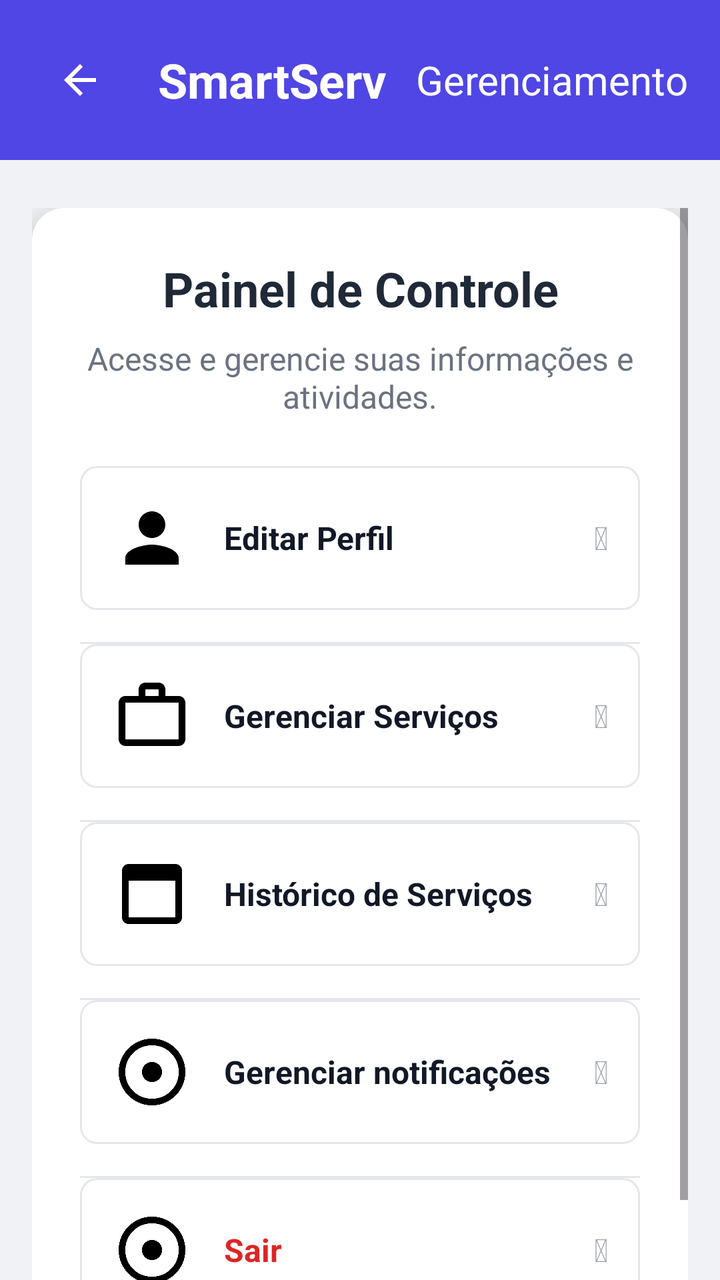
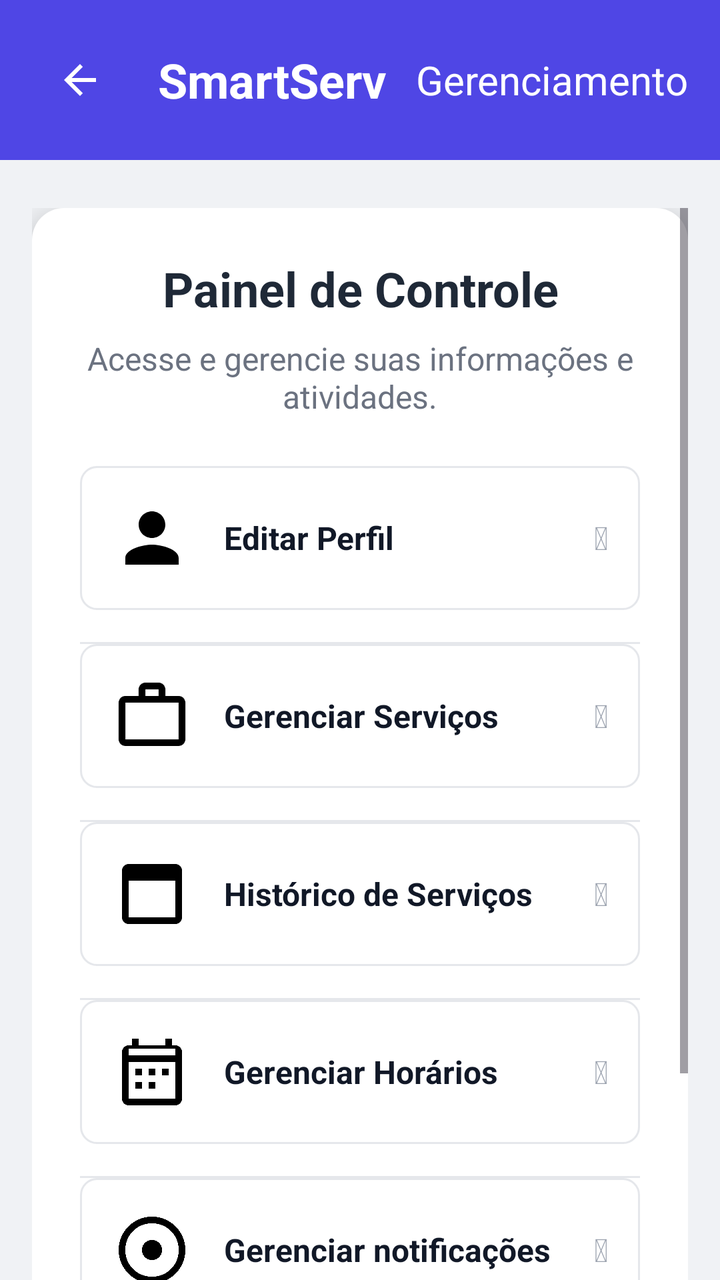

The first picture is an Android layout as it rendered before a commit; the second is the same layout after the commit. The layout source and the unified diff follow.
<!-- AndroidManifest.xml: application theme Theme.SmartApp -->
<!-- res/layout/perfil.xml -->
<?xml version="1.0" encoding="utf-8"?>
<LinearLayout
    xmlns:android="http://schemas.android.com/apk/res/android"
    xmlns:app="http://schemas.android.com/apk/res-auto"
    xmlns:tools="http://schemas.android.com/tools"
    android:layout_width="match_parent"
    android:layout_height="match_parent"
    android:background="#f0f2f5"
    android:orientation="vertical">

    
    <LinearLayout
        android:id="@+id/header"
        android:layout_width="match_parent"
        android:layout_height="wrap_content"
        android:background="#4F46E5"
        android:orientation="horizontal"
        android:gravity="center_vertical"
        android:padding="16dp">

        <ImageButton
            android:id="@+id/btnvoltar"
            android:layout_width="48dp"
            android:layout_height="48dp"
            android:background="?attr/selectableItemBackgroundBorderless"
            android:contentDescription="bntvoltar2"
            android:padding="8dp"
            android:src="@drawable/ic_arrow_back" />

        <TextView
            android:id="@+id/tvSmartServ"
            android:layout_width="0dp"
            android:layout_height="wrap_content"
            android:layout_weight="1"
            android:text="SmartServ"
            android:textColor="@android:color/white"
            android:textSize="24sp"
            android:textStyle="bold"
            android:gravity="center" />

        <TextView
            android:id="@+id/tvTitle"
            android:layout_width="wrap_content"
            android:layout_height="wrap_content"
            android:text="Gerenciamento"
            android:textColor="@android:color/white"
            android:textSize="20sp" />
    </LinearLayout>

    
    <ScrollView
        android:layout_width="match_parent"
        android:layout_height="0dp"
        android:layout_weight="1"
        android:paddingTop="24dp"
        android:paddingHorizontal="16dp">

        <LinearLayout
            android:layout_width="match_parent"
            android:layout_height="wrap_content"
            android:background="@drawable/card_background"
            android:elevation="8dp"
            android:orientation="vertical"
            android:padding="24dp">

            
            <TextView
                android:id="@+id/tvPanelTitle"
                android:layout_width="match_parent"
                android:layout_height="wrap_content"
                android:text="Painel de Controle"
                android:textAlignment="center"
                android:textColor="#1F2937"
                android:textSize="24sp"
                android:textStyle="bold" />

            <TextView
                android:id="@+id/tvPanelSubtitle"
                android:layout_width="match_parent"
                android:layout_height="wrap_content"
                android:layout_marginTop="8dp"
                android:text="Acesse e gerencie suas informações e atividades."
                android:textAlignment="center"
                android:textColor="#6B7280"
                android:textSize="16sp" />

            <LinearLayout
                android:id="@+id/optionsContainer"
                android:layout_width="match_parent"
                android:layout_height="wrap_content"
                android:layout_marginTop="24dp"
                android:orientation="vertical"
                android:divider="@drawable/divider"
                android:showDividers="middle">

                
                <LinearLayout
                    android:id="@+id/btn_Editar_perfil"
                    android:layout_width="match_parent"
                    android:layout_height="wrap_content"
                    android:layout_marginBottom="16dp"
                    android:background="@drawable/option_selector"
                    android:padding="16dp"
                    android:clickable="true"
                    android:orientation="horizontal"
                    android:gravity="center_vertical">

                    <ImageView
                        android:layout_width="40dp"
                        android:layout_height="40dp"
                        android:src="@drawable/ic_edit_profile"
                        android:contentDescription="Editar Perfil" />

                    <TextView
                        android:layout_width="0dp"
                        android:layout_height="wrap_content"
                        android:layout_weight="1"
                        android:layout_marginStart="16dp"
                        android:text="Editar Perfil"
                        android:textColor="#111827"
                        android:textSize="16sp"
                        android:textStyle="bold" />

                    <TextView
                        android:id="@+id/arrow1"
                        android:layout_width="wrap_content"
                        android:layout_height="wrap_content"
                        android:text=""
                        android:textColor="#9CA3AF"
                        android:textSize="16sp" />
                </LinearLayout>

                
                <LinearLayout
                    android:id="@+id/btnGerenciarServicos"
                    android:layout_width="match_parent"
                    android:layout_height="wrap_content"
                    android:layout_marginBottom="16dp"
                    android:background="@drawable/option_selector"
                    android:padding="16dp"
                    android:clickable="true"
                    android:orientation="horizontal"
                    android:gravity="center_vertical">

                    <ImageView
                        android:layout_width="40dp"
                        android:layout_height="40dp"
                        android:src="@drawable/ic_manage_services"
                        android:contentDescription="Gerenciar Serviços" />

                    <TextView
                        android:layout_width="0dp"
                        android:layout_height="wrap_content"
                        android:layout_weight="1"
                        android:layout_marginStart="16dp"
                        android:text="Gerenciar Serviços"
                        android:textColor="#111827"
                        android:textSize="16sp"
                        android:textStyle="bold" />

                    <TextView
                        android:id="@+id/arrow3"
                        android:layout_width="wrap_content"
                        android:layout_height="wrap_content"
                        android:text=""
                        android:textColor="#9CA3AF"
                        android:textSize="16sp" />
                </LinearLayout>

                
                <LinearLayout
                    android:id="@+id/btnHistoricoServico"
                    android:layout_width="match_parent"
                    android:layout_height="wrap_content"
                    android:layout_marginBottom="16dp"
                    android:background="@drawable/option_selector"
                    android:padding="16dp"
                    android:clickable="true"
                    android:orientation="horizontal"
                    android:gravity="center_vertical">

                    <ImageView
                        android:layout_width="40dp"
                        android:layout_height="40dp"
                        android:src="@drawable/ic_history"
                        android:contentDescription="Histórico de Serviços" />

                    <TextView
                        android:layout_width="0dp"
                        android:layout_height="wrap_content"
                        android:layout_weight="1"
                        android:layout_marginStart="16dp"
                        android:text="Histórico de Serviços"
                        android:textColor="#111827"
                        android:textSize="16sp"
                        android:textStyle="bold" />

                    <TextView
                        android:id="@+id/arrow4"
                        android:layout_width="wrap_content"
                        android:layout_height="wrap_content"
                        android:text=""
                        android:textColor="#9CA3AF"
                        android:textSize="16sp" />
                </LinearLayout>

                
                <LinearLayout
                    android:id="@+id/btnNotificoes"
                    android:layout_width="match_parent"
                    android:layout_height="wrap_content"
                    android:layout_marginBottom="16dp"
                    android:background="@drawable/option_selector"
                    android:padding="16dp"
                    android:clickable="true"
                    android:orientation="horizontal"
                    android:gravity="center_vertical">

                    <ImageView
                        android:layout_width="40dp"
                        android:layout_height="40dp"
                        android:src="@drawable/ic_settings"
                        android:contentDescription="Configurações" />

                    <TextView
                        android:layout_width="0dp"
                        android:layout_height="wrap_content"
                        android:layout_weight="1"
                        android:layout_marginStart="16dp"
                        android:text="Gerenciar notificações"
                        android:textColor="#111827"
                        android:textSize="16sp"
                        android:textStyle="bold" />

                    <TextView
                        android:id="@+id/arrow6"
                        android:layout_width="wrap_content"
                        android:layout_height="wrap_content"
                        android:text=""
                        android:textColor="#9CA3AF"
                        android:textSize="16sp" />
                </LinearLayout>

                
                <LinearLayout
                    android:id="@+id/logoutOption"
                    android:layout_width="match_parent"
                    android:layout_height="wrap_content"
                    android:background="@drawable/logout_selector"
                    android:padding="16dp"
                    android:clickable="true"
                    android:orientation="horizontal"
                    android:gravity="center_vertical">

                    <ImageView
                        android:layout_width="40dp"
                        android:layout_height="40dp"
                        android:src="@drawable/ic_settings"
                        android:contentDescription="Sair" />

                    <TextView
                        android:layout_width="0dp"
                        android:layout_height="wrap_content"
                        android:layout_weight="1"
                        android:layout_marginStart="16dp"
                        android:text="Sair"
                        android:textColor="#DC2626"
                        android:textSize="16sp"
                        android:textStyle="bold" />

                    <TextView
                        android:id="@+id/arrowLogout"
                        android:layout_width="wrap_content"
                        android:layout_height="wrap_content"
                        android:text=""
                        android:textColor="#9CA3AF"
                        android:textSize="16sp" />
                </LinearLayout>
            </LinearLayout>
        </LinearLayout>
    </ScrollView>
</LinearLayout>
<!-- resources referenced by this layout -->
<resources>
  <!-- drawable card_background (drawable) -->
  <shape xmlns:android="http://schemas.android.com/apk/res/android">
      <solid android:color="@android:color/white" />
      <corners android:radius="12dp" />
      <solid android:color="@android:color/white"/>
      <corners android:radius="16dp"/>
  </shape>
  <!-- drawable divider (drawable) -->
  <shape xmlns:android="http://schemas.android.com/apk/res/android">
      <size android:height="1dp" />
      <solid android:color="@color/gray_200" />
      <solid android:color="#E5E7EB" />
      <size android:height="1dp" />
      <solid android:color="#E5E7EB" />
      <size android:height="1dp" />
      <solid android:color="#E5E7EB" />
  
  </shape>
  <!-- drawable ic_arrow_back (drawable) -->
  <vector xmlns:android="http://schemas.android.com/apk/res/android"
      android:width="24dp"
      android:height="24dp"
      android:viewportWidth="24"
      android:viewportHeight="24">
      <path android:fillColor="#FFFFFF" android:pathData="M20,11H7.83l5.59,-5.59L12,4l-8,8 8,8 1.41,-1.41L7.83,13H20v-2z"/>
  </vector>
  <!-- drawable ic_edit_profile (drawable) -->
  <vector xmlns:android="http://schemas.android.com/apk/res/android" android:height="24dp" android:tint="#000000" android:viewportHeight="24" android:viewportWidth="24" android:width="24dp">
        
      <path android:fillColor="@android:color/white" android:pathData="M12,12c2.21,0 4,-1.79 4,-4s-1.79,-4 -4,-4 -4,1.79 -4,4 1.79,4 4,4zM12,14c-2.67,0 -8,1.34 -8,4v2h16v-2c0,-2.66 -5.33,-4 -8,-4z"/>
      
  </vector>
  <!-- drawable ic_history (drawable) -->
  <vector xmlns:android="http://schemas.android.com/apk/res/android" android:height="24dp" android:tint="#000000" android:viewportHeight="960" android:viewportWidth="960" android:width="24dp">
        
      <path android:fillColor="@android:color/white" android:pathData="M200,840Q167,840 143.5,816.5Q120,793 120,760L120,200Q120,167 143.5,143.5Q167,120 200,120L760,120Q793,120 816.5,143.5Q840,167 840,200L840,760Q840,793 816.5,816.5Q793,840 760,840L200,840ZM200,760L760,760Q760,760 760,760Q760,760 760,760L760,320L200,320L200,760Q200,760 200,760Q200,760 200,760Z"/>
      
  </vector>
  <!-- drawable ic_manage_services (drawable) -->
  <vector xmlns:android="http://schemas.android.com/apk/res/android" android:height="24dp" android:tint="#000000" android:viewportHeight="24" android:viewportWidth="24" android:width="24dp">
        
      <path android:fillColor="@android:color/white" android:fillType="evenOdd" android:pathData="M14,6L14,4h-4v2h4zM4,8v11h16L20,8L4,8zM20,6c1.11,0 2,0.89 2,2v11c0,1.11 -0.89,2 -2,2L4,21c-1.11,0 -2,-0.89 -2,-2l0.01,-11c0,-1.11 0.88,-2 1.99,-2h4L8,4c0,-1.11 0.89,-2 2,-2h4c1.11,0 2,0.89 2,2v2h4z"/>
      
  </vector>
  <style name="Theme.SmartApp" parent="Base.Theme.SmartApp" />
  <color name="gray_200">#E5E7EB</color>
  <style name="Base.Theme.SmartApp" parent="Theme.Material3.DayNight.NoActionBar" />
  <!-- unchanged entries left out for length: 3 -->
</resources>

<!-- the commit's change to res/layout/perfil.xml (unified diff, before → after) -->
@@ -206,6 +206,43 @@
 
                 
                 <LinearLayout
+                    android:id="@+id/btnGerenciarHorarios"
+                    android:layout_width="match_parent"
+                    android:layout_height="wrap_content"
+                    android:layout_marginBottom="16dp"
+                    android:background="@drawable/option_selector"
+                    android:padding="16dp"
+                    android:clickable="true"
+                    android:orientation="horizontal"
+                    android:gravity="center_vertical">
+
+                    <ImageView
+                        android:layout_width="40dp"
+                        android:layout_height="40dp"
+                        android:src="@drawable/ic_calendar"
+                        android:contentDescription="Gerenciar Horários" />
+
+                    <TextView
+                        android:layout_width="0dp"
+                        android:layout_height="wrap_content"
+                        android:layout_weight="1"
+                        android:layout_marginStart="16dp"
+                        android:text="Gerenciar Horários"
+                        android:textColor="#111827"
+                        android:textSize="16sp"
+                        android:textStyle="bold" />
+
+                    <TextView
+                        android:id="@+id/arrow5"
+                        android:layout_width="wrap_content"
+                        android:layout_height="wrap_content"
+                        android:text=""
+                        android:textColor="#9CA3AF"
+                        android:textSize="16sp" />
+                </LinearLayout>
+
+                
+                <LinearLayout
                     android:id="@+id/btnNotificoes"
                     android:layout_width="match_parent"
                     android:layout_height="wrap_content"
<!-- resource entries referenced after the edit -->
@@ -26,6 +26,16 @@
       android:viewportHeight="24">
       <path android:fillColor="#FFFFFF" android:pathData="M20,11H7.83l5.59,-5.59L12,4l-8,8 8,8 1.41,-1.41L7.83,13H20v-2z"/>
   </vector>
+  <!-- drawable ic_calendar (drawable) -->
+  <vector xmlns:android="http://schemas.android.com/apk/res/android"
+      android:width="24dp"
+      android:height="24dp"
+      android:viewportWidth="24"
+      android:viewportHeight="24">
+      <path
+          android:fillColor="#FF000000"
+          android:pathData="M19,4h-1V2h-2v2H8V2H6v2H5c-1.11,0 -1.99,0.9 -1.99,2L3,20c0,1.1 0.89,2 2,2h14c1.1,0 2,-0.9 2,-2V6c0,-1.1 -0.9,-2 -2,-2zM19,20H5V9h14V20zM19,7H5V5h14V7zM9,13H7v-2h2V13zM13,13h-2v-2h2V13zM17,13h-2v-2h2V13zM9,17H7v-2h2V17zM13,17h-2v-2h2V17z"/>
+  </vector>
   <!-- drawable ic_edit_profile (drawable) -->
   <vector xmlns:android="http://schemas.android.com/apk/res/android" android:height="24dp" android:tint="#000000" android:viewportHeight="24" android:viewportWidth="24" android:width="24dp">
         
